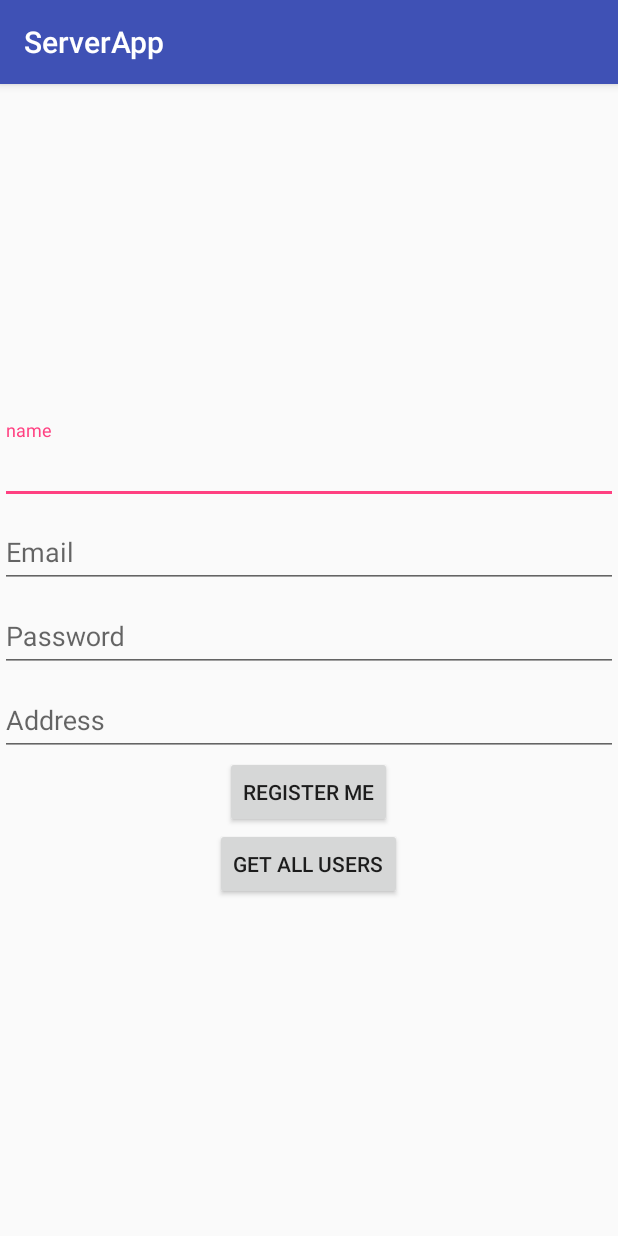
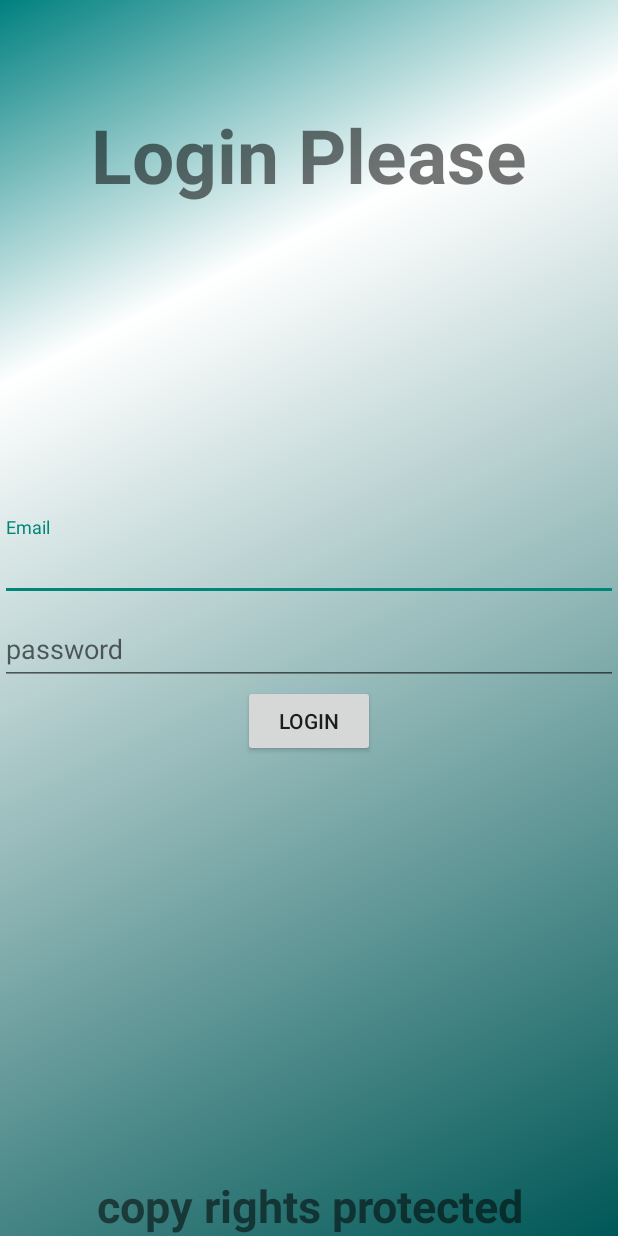
Before and after one commit to AhsanNawazg49/softAndroid, an Android app: the screen it shows after launch (MainActivity before the commit, LoginActivity after it), on a phone screen of 412 x 824 dp. Run offline under Robolectric (Android 15) with nearby library versions, the light colour scheme and no system bars; our stand-ins replace Volley.

Commit message:
basic login application

```diff
--- a/ServerApp/app/build.gradle
+++ b/ServerApp/app/build.gradle
@@ -26,7 +26,7 @@ dependencies {
     })
     compile 'com.android.support:appcompat-v7:25.3.1'
     compile 'com.android.support.constraint:constraint-layout:1.0.2'
-    testCompile 'junit:junit:4.12'
     compile 'com.android.volley:volley:1.0.0'
     compile 'com.android.support:design:25.3.1'
+    testCompile 'junit:junit:4.12'
 }
--- a/ServerApp/app/src/main/AndroidManifest.xml
+++ b/ServerApp/app/src/main/AndroidManifest.xml
@@ -2,7 +2,7 @@
 <manifest xmlns:android="http://schemas.android.com/apk/res/android"
     package="com.grimreaper.serverapp">
 
-    <uses-permission android:name="android.permission.INTERNET"/>
+    <uses-permission android:name="android.permission.INTERNET" />
 
     <application
         android:allowBackup="true"
@@ -12,6 +12,12 @@
         android:supportsRtl="true"
         android:theme="@style/AppTheme">
         <activity android:name=".MainActivity">
+
+        </activity>
+        <activity android:name=".LoginActivity"
+            android:theme="@style/Theme.AppCompat.Light.NoActionBar"
+            >
+
             <intent-filter>
                 <action android:name="android.intent.action.MAIN" />
 
--- /dev/null
+++ b/ServerApp/app/src/main/java/com/grimreaper/serverapp/LoginActivity.java
@@ -0,0 +1,70 @@
+package com.grimreaper.serverapp;
+
+import android.support.v7.app.AppCompatActivity;
+import android.os.Bundle;
+import android.view.View;
+import android.widget.Button;
+import android.widget.EditText;
+import android.widget.Toast;
+
+import com.android.volley.AuthFailureError;
+import com.android.volley.RequestQueue;
+import com.android.volley.Response;
+import com.android.volley.VolleyError;
+import com.android.volley.toolbox.StringRequest;
+import com.android.volley.toolbox.Volley;
+
+import java.util.HashMap;
+import java.util.Map;
+
+public class LoginActivity extends AppCompatActivity {
+
+
+    Button btnLogin;
+    EditText edtTxtEmail,edtTxtPassword;
+    String incomingEmail,incomingPassword;
+    @Override
+    protected void onCreate(Bundle savedInstanceState) {
+        super.onCreate(savedInstanceState);
+        setContentView(R.layout.activity_login);
+        edtTxtEmail = (EditText) findViewById(R.id.edt_txt_login_email);
+        edtTxtPassword = (EditText) findViewById(R.id.edt_txt_login_pass);
+        btnLogin  = (Button) findViewById(R.id.btn_login);
+        btnLogin.setOnClickListener(new View.OnClickListener() {
+            @Override
+            public void onClick(View v) {
+                incomingEmail =      edtTxtEmail.getText().toString();
+                incomingPassword  =      edtTxtPassword.getText().toString();
+                if(incomingEmail.isEmpty()|| incomingPassword.isEmpty()){
+                    edtTxtEmail.setError("fill it");
+                    edtTxtPassword.setError("fill it");
+                }else{
+
+                    StringRequest mStringRequest = new StringRequest(1, getApplicationContext().getResources().getString(R.string.login_the_user), new Response.Listener<String>() {
+                        @Override
+                        public void onResponse(String response) {
+                            Toast.makeText(LoginActivity.this, response, Toast.LENGTH_SHORT).show();
+                        }
+                    }, new Response.ErrorListener() {
+                        @Override
+                        public void onErrorResponse(VolleyError error) {
+                            Toast.makeText(LoginActivity.this, "Server error", Toast.LENGTH_SHORT).show();
+                        }
+                    }){
+                        @Override
+                        protected Map<String, String> getParams() throws AuthFailureError {
+                            Map<String, String> params = new HashMap<String, String>();
+                            params.put("userEmail",incomingEmail);
+                            params.put("userPassword",incomingPassword);
+                            return params;
+                        }
+                    };
+
+                    RequestQueue requestQueue = Volley.newRequestQueue(LoginActivity.this);
+                    requestQueue.add(mStringRequest);
+                }
+            }
+        });
+
+    }
+}
--- /dev/null
+++ b/ServerApp/app/src/main/res/drawable/bg_gradient.xml
@@ -0,0 +1,10 @@
+<?xml version="1.0" encoding="utf-8"?>
+<shape xmlns:android="http://schemas.android.com/apk/res/android" android:shape="rectangle" >
+    <gradient
+        android:type="linear"
+        android:centerX="25%"
+        android:startColor="#FF008080"
+        android:centerColor="#FFFFFFFF"
+        android:endColor="#FF005757"
+        android:angle="315"/>
+</shape>
--- /dev/null
+++ b/ServerApp/app/src/main/res/layout/activity_login.xml
@@ -0,0 +1,82 @@
+<?xml version="1.0" encoding="utf-8"?>
+<LinearLayout xmlns:android="http://schemas.android.com/apk/res/android"
+    xmlns:app="http://schemas.android.com/apk/res-auto"
+    xmlns:tools="http://schemas.android.com/tools"
+    android:layout_width="match_parent"
+    android:layout_height="match_parent"
+    android:orientation="vertical"
+    android:background="@drawable/bg_gradient"
+    tools:context="com.grimreaper.serverapp.LoginActivity">
+
+    <LinearLayout
+        android:layout_width="match_parent"
+        android:layout_height="match_parent"
+        android:weightSum="1"
+        android:orientation="vertical">
+        <TextView
+            android:layout_width="match_parent"
+            android:layout_height="wrap_content"
+            android:layout_weight="0.25"
+            android:text="Login Please"
+            android:textSize="50sp"
+            android:textStyle="bold"
+            android:gravity="center"
+            android:layout_gravity="top"
+            />
+
+        <LinearLayout
+            android:layout_width="match_parent"
+            android:layout_height="wrap_content"
+            android:layout_weight="0.5"
+
+            android:gravity="center"
+            android:orientation="vertical">
+
+
+            <android.support.design.widget.TextInputLayout
+                android:layout_width="match_parent"
+                android:layout_height="wrap_content">
+
+                <EditText
+                    android:id="@+id/edt_txt_login_email"
+                    android:layout_width="match_parent"
+                    android:layout_height="wrap_content"
+                    android:hint="Email" />
+            </android.support.design.widget.TextInputLayout>
+
+            <android.support.design.widget.TextInputLayout
+                android:layout_width="match_parent"
+                android:layout_height="wrap_content">
+
+                <EditText
+                    android:id="@+id/edt_txt_login_pass"
+                    android:layout_width="match_parent"
+                    android:layout_height="wrap_content"
+                    android:hint="password" />
+
+                <Button
+                    android:id="@+id/btn_login"
+                    android:layout_width="wrap_content"
+                    android:layout_height="wrap_content"
+                    android:layout_gravity="center"
+                    android:layout_weight="1"
+                    android:text="Login" />
+            </android.support.design.widget.TextInputLayout>
+        </LinearLayout>
+        <TextView
+            android:layout_width="match_parent"
+            android:layout_height="wrap_content"
+            android:layout_weight="0.25"
+            android:text="copy rights protected"
+            android:textSize="30sp"
+            android:textStyle="bold"
+            android:gravity="center|bottom"
+            android:layout_gravity="top"
+            />
+
+
+    </LinearLayout>
+
+
+
+</LinearLayout>
--- a/ServerApp/app/src/main/res/values/colors.xml
+++ b/ServerApp/app/src/main/res/values/colors.xml
@@ -3,4 +3,5 @@
     <color name="colorPrimary">#3F51B5</color>
     <color name="colorPrimaryDark">#303F9F</color>
     <color name="colorAccent">#FF4081</color>
+    <color name="white">#FFFFFF</color>
 </resources>
--- a/ServerApp/app/src/main/res/values/strings.xml
+++ b/ServerApp/app/src/main/res/values/strings.xml
@@ -2,4 +2,5 @@
     <string name="app_name">ServerApp</string>
     <string name="basic_connection_url">http://192.168.2.106:8080/serverApp/getAllUsers.php</string>
     <string name="InsertNewUserUrl">http://192.168.0.112:8080/serverApp/InsertNewUser.php</string>
+    <string name="login_the_user">http://192.168.2.102:8080/serverApp/LoginUser.php</string>
 </resources>
```
